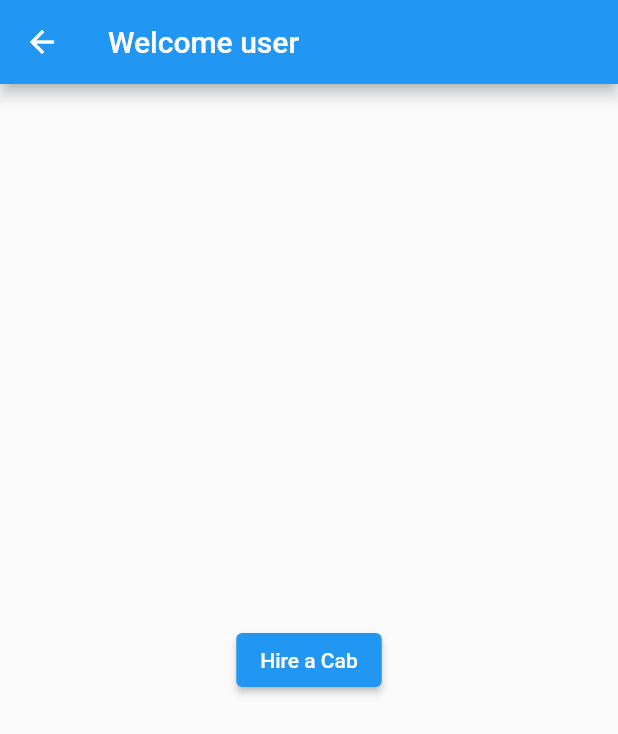
After one commit to anushka567/DBIS_2023_carpool, a Flutter app: the DashboardPage screen opened directly, after a tap on "Hire a Cab", on a phone screen of 412 x 824 dp. The commit adds this screen. Shown: the top 734 px of the screen. Run offline on Flutter 3.47's test engine with Material 2 defaults, Android fonts, the phone set to English and light mode, and no system bars; our stand-ins replace flutter_map, geolocator, latlong2; missing offline and left inert: flutter_osm_plugin, open_street_map_search_and_pick.

Commit message:
UserDashboard

```diff
--- a/lib/JourneyReview.dart
+++ b/lib/JourneyReview.dart
@@ -1,5 +1,5 @@
 import 'package:flutter/material.dart';
-
+import 'UserDashboard.dart';
 class ReviewForm extends StatefulWidget {
   final String driverId;
   final String userId;
@@ -29,6 +29,10 @@ class _ReviewFormState extends State<ReviewForm> {
 
   @override
   Widget build(BuildContext context) {
+
+    if(redirect){
+      return DashboardPage();
+    }
     return Scaffold(
       appBar: AppBar(
         title: Text('Submit Review'),
--- /dev/null
+++ b/lib/UserDashboard.dart
@@ -0,0 +1,45 @@
+import 'package:flutter/material.dart';
+import 'package:flutter/src/widgets/framework.dart';
+import 'package:flutter/src/widgets/placeholder.dart';
+import 'package:geolocator/geolocator.dart';
+import 'LocationPicker.dart';
+class DashboardPage extends StatelessWidget {
+  const DashboardPage({super.key});
+
+
+  void _navigateToLocationPicker(BuildContext context) async {
+
+    LocationPermission permission = await Geolocator.checkPermission();
+if (permission == LocationPermission.denied) {
+  permission = await Geolocator.requestPermission();
+  if (permission != LocationPermission.whileInUse &&
+      permission != LocationPermission.always) {
+    // Handle location permissions not granted
+    return ;
+  }
+}
+
+Position position = await Geolocator.getCurrentPosition(
+  desiredAccuracy: LocationAccuracy.high,
+);
+double latitude = position.latitude;
+double longitude = position.longitude;
+
+    final result = await Navigator.push(
+      context,
+      MaterialPageRoute(builder: (context) => LocationPicker(initialLatitude: latitude,initialLongitude: longitude,)),
+    );
+
+    // Do something with the result
+  }
+  @override
+  Widget build(BuildContext context) {
+    return Scaffold(appBar: AppBar(title: const Text("Welcome user ")),
+       body: Center(
+        child: ElevatedButton(
+          child: Text('Hire a Cab'),
+          onPressed: () => _navigateToLocationPicker(context),
+        ),
+      ),);
+  }
+}
--- a/pubspec.yaml
+++ b/pubspec.yaml
@@ -39,6 +39,7 @@ dependencies:
   open_street_map_search_and_pick: ^0.0.16
   flutter_map: ^3.1.0
   latlong2: ^0.8.1
+  geolocator: ^9.0.2
 
 
 dev_dependencies:
```
Also changed, not shown: pubspec.lock, 3 other files.
